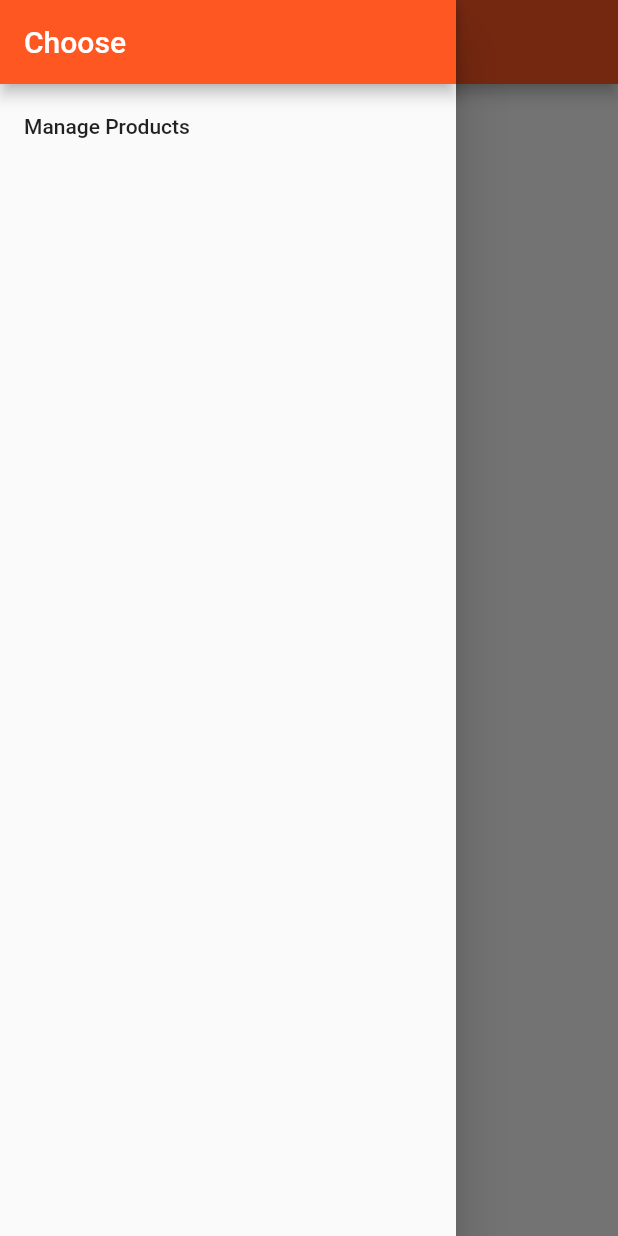
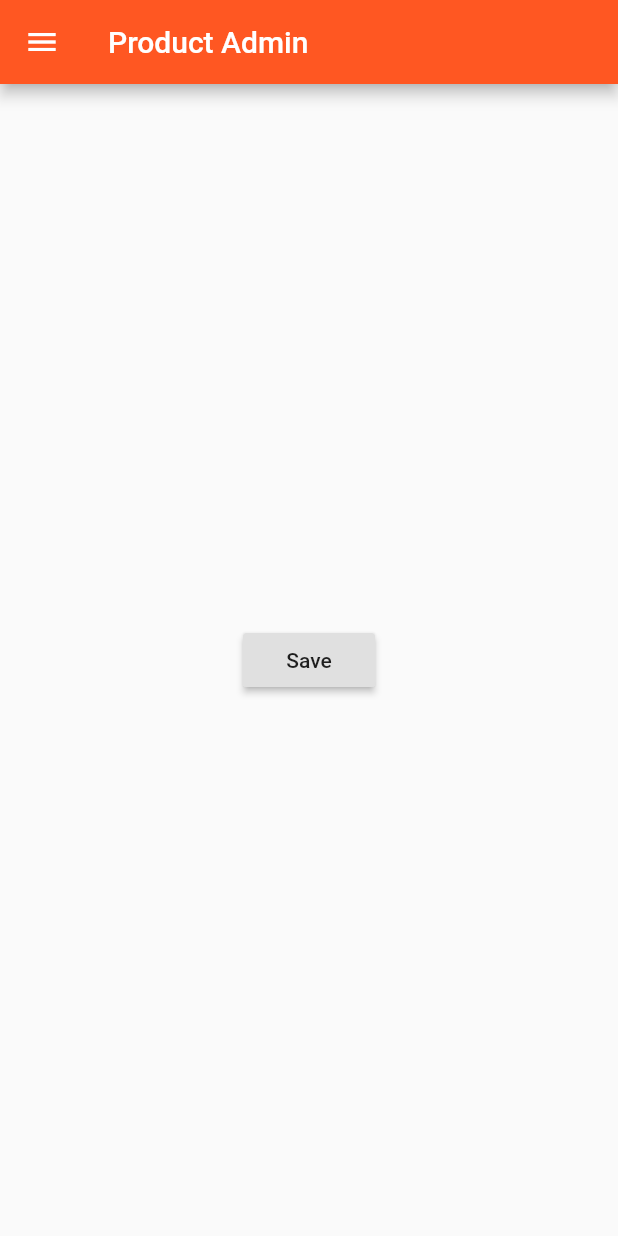
Before and after one commit to weicht/flutter_course, a Flutter app: the ProductsPage screen opened directly, in the side drawer, after a tap on "Manage Products", on a phone screen of 412 x 824 dp. Run offline on Flutter 3.47's test engine with Material 2 defaults, Android fonts, the phone set to English and light mode, and no system bars.

Commit message:
added hamburger menu and admin page navigation.

```diff
--- a/lib/main.dart
+++ b/lib/main.dart
@@ -6,7 +6,7 @@ import 'package:flutter/rendering.dart';
 import './pages/auth.dart';
 
 void main() {
-  debugPaintSizeEnabled = true;
+//  debugPaintSizeEnabled = true;
   runApp(MyApp());
 }
 
--- /dev/null
+++ b/lib/pages/product_admin.dart
@@ -0,0 +1,44 @@
+import 'package:flutter/material.dart';
+
+import './products.dart';
+
+class ProductAdminPage extends StatelessWidget {
+  @override
+  Widget build(BuildContext context) {
+    // TODO: implement build
+    return Scaffold(
+        drawer: Drawer(
+          child: Column(
+              children: <Widget>[
+                AppBar(
+                  centerTitle: false,
+                  automaticallyImplyLeading: false,
+                  title: Text('Choose'),
+                ),
+                ListTile(
+                  title: Text('All Products'),
+                  onTap: () => Navigator.pushReplacement(
+                      context,
+                      MaterialPageRoute(
+                          builder: (BuildContext context) => ProductsPage()
+                      )
+                  ),
+                ),
+              ]),
+        ),
+        appBar: AppBar(
+          title: Text('Product Admin'),
+        ),
+        body: Center(
+          child: RaisedButton(
+              child: Text('Save'),
+              onPressed: () {
+                Navigator.pushReplacement(
+                  context,
+                  MaterialPageRoute(
+                      builder: (BuildContext context) => ProductsPage()),
+                );
+              }),
+        ));
+  }
+}
--- a/lib/pages/products.dart
+++ b/lib/pages/products.dart
@@ -1,6 +1,7 @@
 import 'package:flutter/material.dart';
 
 import '../product_manager.dart';
+import './product_admin.dart';
 
 class ProductsPage extends StatelessWidget {
   @override
@@ -16,7 +17,12 @@ class ProductsPage extends StatelessWidget {
             ),
             ListTile(
               title: Text('Manage Products'),
-              onTap: () {},
+              onTap: () => Navigator.pushReplacement(
+                    context,
+                    MaterialPageRoute(
+                        builder: (BuildContext context) => ProductAdminPage()
+                    )
+                ),
             ),
           ]),
         ),
```
